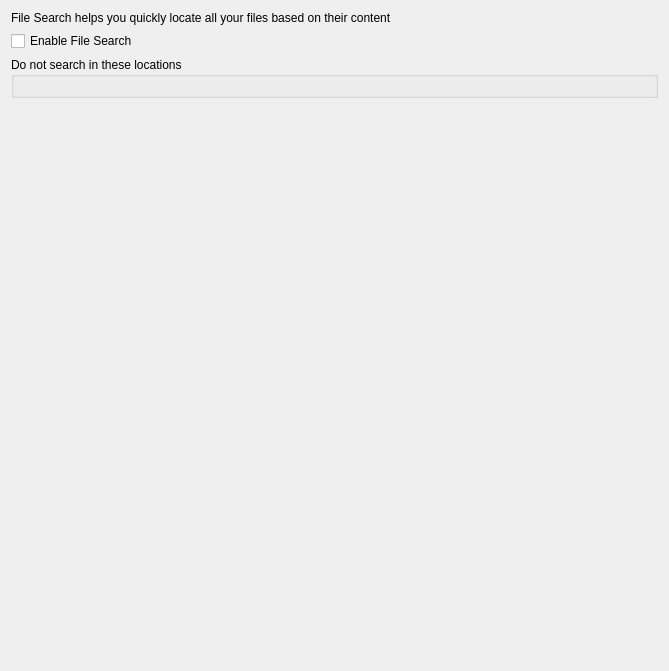
Before: the Qt Designer form kcms/baloo/configwidget.ui in Sonic-DE/sonic-desktop-interface, drawn with Qt 5.
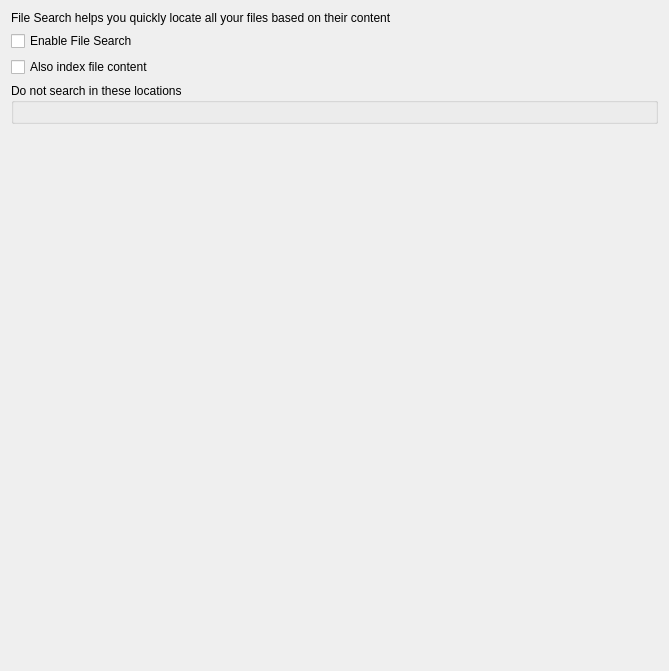
After: the same form once the commit is applied. Custom widgets are drawn as their Qt base class.

Commit message:
kcm_baloofile: Add option to disable file content indexing
Summary:
Baloo supports "only basic indexing" since version 5.15, which
causes it to only store file names into the database:
https://community.kde.org/Baloo/Configuration

Test Plan: Ran "balooctl config show contentIndexing" after changing the option.

Reviewers: #plasma, mart

Reviewed By: mart

Subscribers: plasma-devel

Tags: #plasma

The edit to the form file:
```diff
--- a/kcms/baloo/configwidget.ui
+++ b/kcms/baloo/configwidget.ui
@@ -39,6 +39,13 @@
      </property>
     </widget>
    </item>
+   <item>
+    <widget class="QCheckBox" name="m_enableContentIndexing">
+     <property name="text">
+      <string>Also index file content</string>
+     </property>
+    </widget>
+   </item>
    <item>
     <widget class="QGroupBox" name="m_excludeFolders_GB">
      <property name="title">
```
The commit also changes 3 other files.
